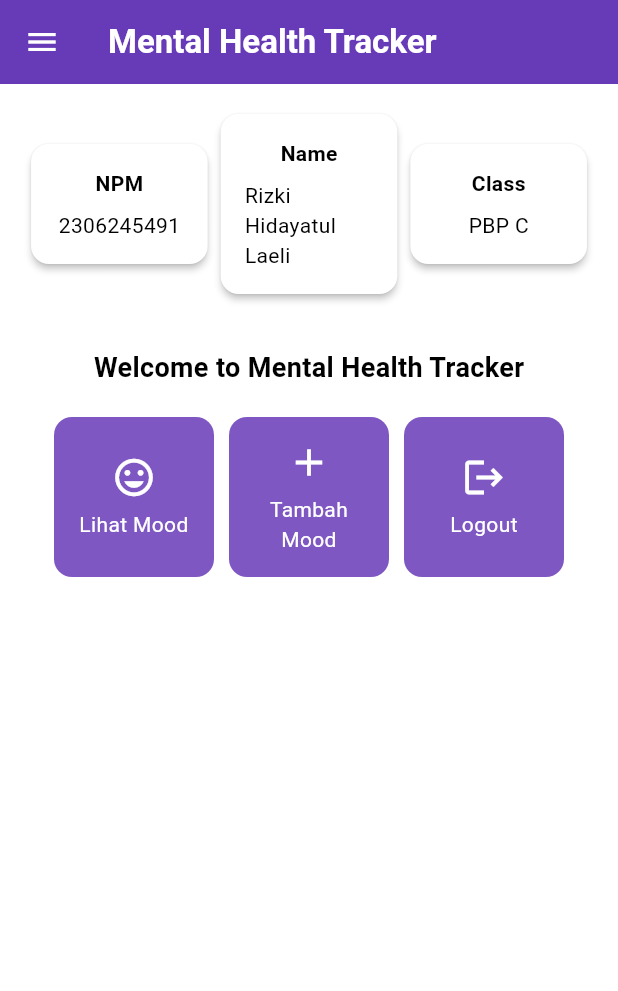
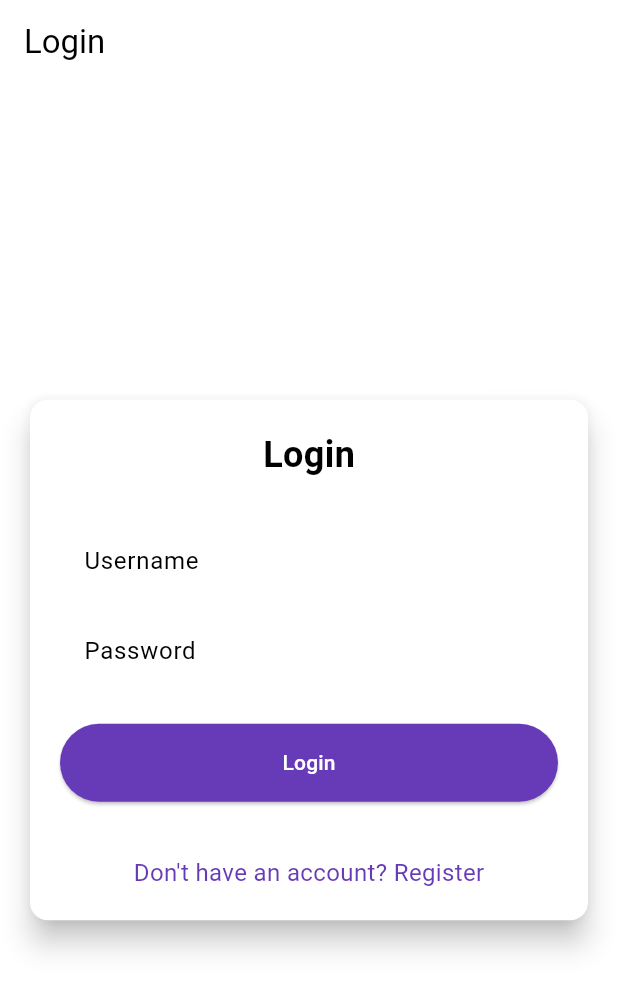
Before and after one commit to rzkihdyh/mental-health-tracker-mobile, a Flutter app: the screen it shows after launch, on a phone screen of 412 x 824 dp. Shown: the top 991 px of the screen. Run offline on Flutter 3.47's test engine with Material 3 defaults, Android fonts, the phone set to English and light mode, and no system bars; missing offline and left inert: pbp_django_auth.

Commit message:
menyelesaikan tutorial 8

```diff
--- a/lib/main.dart
+++ b/lib/main.dart
@@ -1,5 +1,8 @@
 import 'package:flutter/material.dart';
+import 'package:mental_health_tracker/screens/login.dart';
 import 'package:mental_health_tracker/screens/menu.dart';
+import 'package:pbp_django_auth/pbp_django_auth.dart';
+import 'package:provider/provider.dart';
 
 void main() {
   runApp(const MyApp());
@@ -8,33 +11,23 @@ void main() {
 class MyApp extends StatelessWidget {
   const MyApp({super.key});
 
-  // This widget is the root of your application.
   @override
   Widget build(BuildContext context) {
-    return MaterialApp(
-      title: 'Flutter Demo',
-      theme: ThemeData(
-        // This is the theme of your application.
-        //
-        // TRY THIS: Try running your application with "flutter run". You'll see
-        // the application has a purple toolbar. Then, without quitting the app,
-        // try changing the seedColor in the colorScheme below to Colors.green
-        // and then invoke "hot reload" (save your changes or press the "hot
-        // reload" button in a Flutter-supported IDE, or press "r" if you used
-        // the command line to start the app).
-        //
-        // Notice that the counter didn't reset back to zero; the application
-        // state is not lost during the reload. To reset the state, use hot
-        // restart instead.
-        //
-        // This works for code too, not just values: Most code changes can be
-        // tested with just a hot reload.
-        colorScheme: ColorScheme.fromSwatch(
-          primarySwatch: Colors.deepPurple,
-        ).copyWith(secondary: Colors.deepPurple[400]),
-        useMaterial3: true,
+    return Provider(
+      create: (_) {
+        CookieRequest request = CookieRequest();
+        return request;
+      },
+      child: MaterialApp(
+        title: 'Mental Health Tracker',
+        theme: ThemeData(
+          useMaterial3: true,
+          colorScheme: ColorScheme.fromSwatch(
+            primarySwatch: Colors.deepPurple,
+          ).copyWith(secondary: Colors.deepPurple[400]),
+        ),
+        home: const LoginPage(),
       ),
-      home: MyHomePage(),
     );
   }
 }
--- /dev/null
+++ b/lib/screens/login.dart
@@ -0,0 +1,183 @@
+import 'package:mental_health_tracker/screens/menu.dart';
+import 'package:flutter/material.dart';
+import 'package:pbp_django_auth/pbp_django_auth.dart';
+import 'package:provider/provider.dart';
+// TODO: Import halaman RegisterPage jika sudah dibuat
+import 'package:mental_health_tracker/screens/register.dart';
+
+void main() {
+  runApp(const LoginApp());
+}
+
+class LoginApp extends StatelessWidget {
+  const LoginApp({super.key});
+
+  @override
+  Widget build(BuildContext context) {
+    return MaterialApp(
+      title: 'Login',
+      theme: ThemeData(
+        useMaterial3: true,
+        colorScheme: ColorScheme.fromSwatch(
+          primarySwatch: Colors.deepPurple,
+        ).copyWith(secondary: Colors.deepPurple[400]),
+      ),
+      home: const LoginPage(),
+    );
+  }
+}
+
+class LoginPage extends StatefulWidget {
+  const LoginPage({super.key});
+
+  @override
+  State<LoginPage> createState() => _LoginPageState();
+}
+
+class _LoginPageState extends State<LoginPage> {
+  final TextEditingController _usernameController = TextEditingController();
+  final TextEditingController _passwordController = TextEditingController();
+
+  @override
+  Widget build(BuildContext context) {
+    final request = context.watch<CookieRequest>();
+
+    return Scaffold(
+      appBar: AppBar(
+        title: const Text('Login'),
+      ),
+      body: Center(
+        child: SingleChildScrollView(
+          padding: const EdgeInsets.all(16.0),
+          child: Card(
+            elevation: 8,
+            shape: RoundedRectangleBorder(
+              borderRadius: BorderRadius.circular(12.0),
+            ),
+            child: Padding(
+              padding: const EdgeInsets.all(20.0),
+              child: Column(
+                mainAxisSize: MainAxisSize.min,
+                children: [
+                  const Text(
+                    'Login',
+                    style: TextStyle(
+                      fontSize: 24.0,
+                      fontWeight: FontWeight.bold,
+                    ),
+                  ),
+                  const SizedBox(height: 30.0),
+                  TextField(
+                    controller: _usernameController,
+                    decoration: const InputDecoration(
+                      labelText: 'Username',
+                      hintText: 'Enter your username',
+                      border: OutlineInputBorder(
+                        borderRadius: BorderRadius.all(Radius.circular(12.0)),
+                      ),
+                      contentPadding:
+                          EdgeInsets.symmetric(horizontal: 12.0, vertical: 8.0),
+                    ),
+                  ),
+                  const SizedBox(height: 12.0),
+                  TextField(
+                    controller: _passwordController,
+                    decoration: const InputDecoration(
+                      labelText: 'Password',
+                      hintText: 'Enter your password',
+                      border: OutlineInputBorder(
+                        borderRadius: BorderRadius.all(Radius.circular(12.0)),
+                      ),
+                      contentPadding:
+                          EdgeInsets.symmetric(horizontal: 12.0, vertical: 8.0),
+                    ),
+                    obscureText: true,
+                  ),
+                  const SizedBox(height: 24.0),
+                  ElevatedButton(
+                    onPressed: () async {
+                      String username = _usernameController.text;
+                      String password = _passwordController.text;
+
+                      // Cek kredensial
+                      // TODO: Ganti URL dan jangan lupa tambahkan trailing slash (/) di akhir URL!
+                      // Untuk menyambungkan Android emulator dengan Django pada localhost,
+                      // gunakan URL http://10.0.2.2/
+                      //http://127.0.0.1:9101?uri=http://127.0.0.1:51658/WEp76AURLd0=
+                      final response = await request
+                          .login("http://127.0.0.1:8000/auth/login/", {
+                        'username': username,
+                        'password': password,
+                      });
+
+                      if (request.loggedIn) {
+                        String message = response['message'];
+                        String uname = response['username'];
+                        if (context.mounted) {
+                          Navigator.pushReplacement(
+                            context,
+                            MaterialPageRoute(
+                                builder: (context) => MyHomePage()),
+                          );
+                          ScaffoldMessenger.of(context)
+                            ..hideCurrentSnackBar()
+                            ..showSnackBar(
+                              SnackBar(
+                                  content:
+                                      Text("$message Selamat datang, $uname.")),
+                            );
+                        }
+                      } else {
+                        if (context.mounted) {
+                          showDialog(
+                            context: context,
+                            builder: (context) => AlertDialog(
+                              title: const Text('Login Gagal'),
+                              content: Text(response['message']),
+                              actions: [
+                                TextButton(
+                                  child: const Text('OK'),
+                                  onPressed: () {
+                                    Navigator.pop(context);
+                                  },
+                                ),
+                              ],
+                            ),
+                          );
+                        }
+                      }
+                    },
+                    style: ElevatedButton.styleFrom(
+                      foregroundColor: Colors.white,
+                      minimumSize: Size(double.infinity, 50),
+                      backgroundColor: Theme.of(context).colorScheme.primary,
+                      padding: const EdgeInsets.symmetric(vertical: 16.0),
+                    ),
+                    child: const Text('Login'),
+                  ),
+                  const SizedBox(height: 36.0),
+                  GestureDetector(
+                    onTap: () {
+                      Navigator.push(
+                        context,
+                        MaterialPageRoute(
+                            builder: (context) => const RegisterPage()),
+                      );
+                    },
+                    child: Text(
+                      'Don\'t have an account? Register',
+                      style: TextStyle(
+                        color: Theme.of(context).colorScheme.primary,
+                        fontSize: 16.0,
+                      ),
+                    ),
+                  ),
+                ],
+              ),
+            ),
+          ),
+        ),
+      ),
+    );
+  }
+}
--- a/pubspec.yaml
+++ b/pubspec.yaml
@@ -35,6 +35,9 @@ dependencies:
   # The following adds the Cupertino Icons font to your application.
   # Use with the CupertinoIcons class for iOS style icons.
   cupertino_icons: ^1.0.8
+  provider: ^6.1.2
+  pbp_django_auth: ^0.4.0
+  http: ^1.2.2
 
 dev_dependencies:
   flutter_test:
```
Also changed, not shown: lib/models/mood_entry.dart (added, +65 -0 lines), lib/screens/list_moodentry.dart (added, +90 -0 lines), lib/screens/moodentry_form.dart (+38 -29 lines), lib/screens/register.dart (added, +166 -0 lines), lib/widgets/left_drawer.dart (+12 -0 lines), lib/widgets/mood_card.dart (+40 -1 lines), pubspec.lock, 2 other files.
